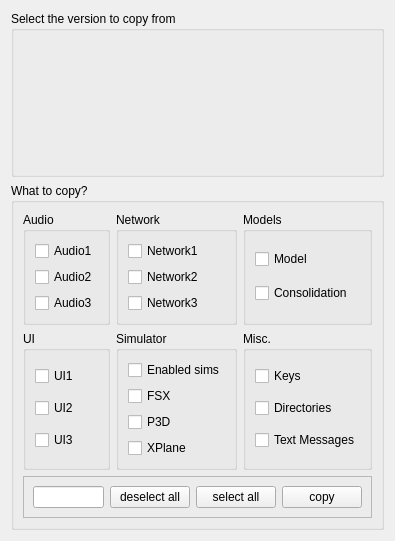
Qt form src/gui/components/copysettingsandcachescomponent.ui (swift-project/pilotclient) before a commit.
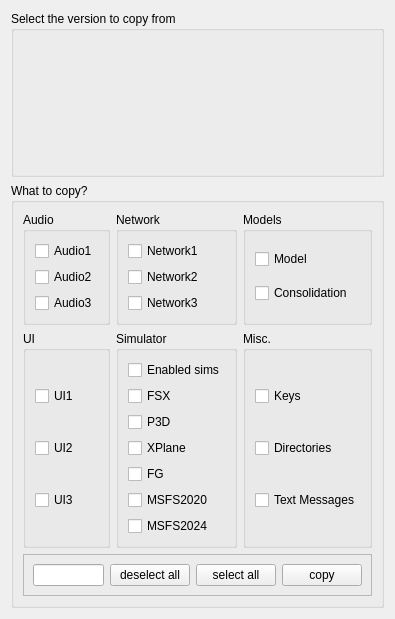
The same form after that commit. Custom widgets are drawn as their Qt base class.

```diff
--- a/src/gui/components/copysettingsandcachescomponent.ui
+++ b/src/gui/components/copysettingsandcachescomponent.ui
@@ -181,7 +181,28 @@
               </property>
              </widget>
             </item>
-           </layout>
+ 		    <item>
+			 <widget class="QCheckBox" name="cb_SettingsSimulatorFG">
+			  <property name="text">
+			   <string>FG</string>
+			  </property>
+			 </widget>
+		   </item>
+           <item>
+  			 <widget class="QCheckBox" name="cb_SettingsSimulatorMSFS2020">
+			  <property name="text">
+				<string>MSFS2020</string>
+			  </property>
+			 </widget>
+			</item>
+			<item>
+			 <widget class="QCheckBox" name="cb_SettingsSimulatorMSFS2024">
+			  <property name="text">
+				<string>MSFS2024</string>
+			  </property>
+			 </widget>
+			</item>
+		   </layout>
           </widget>
          </item>
         </layout>
```
Left out of the diff: 3 changed lines with no effect on the pictures.
